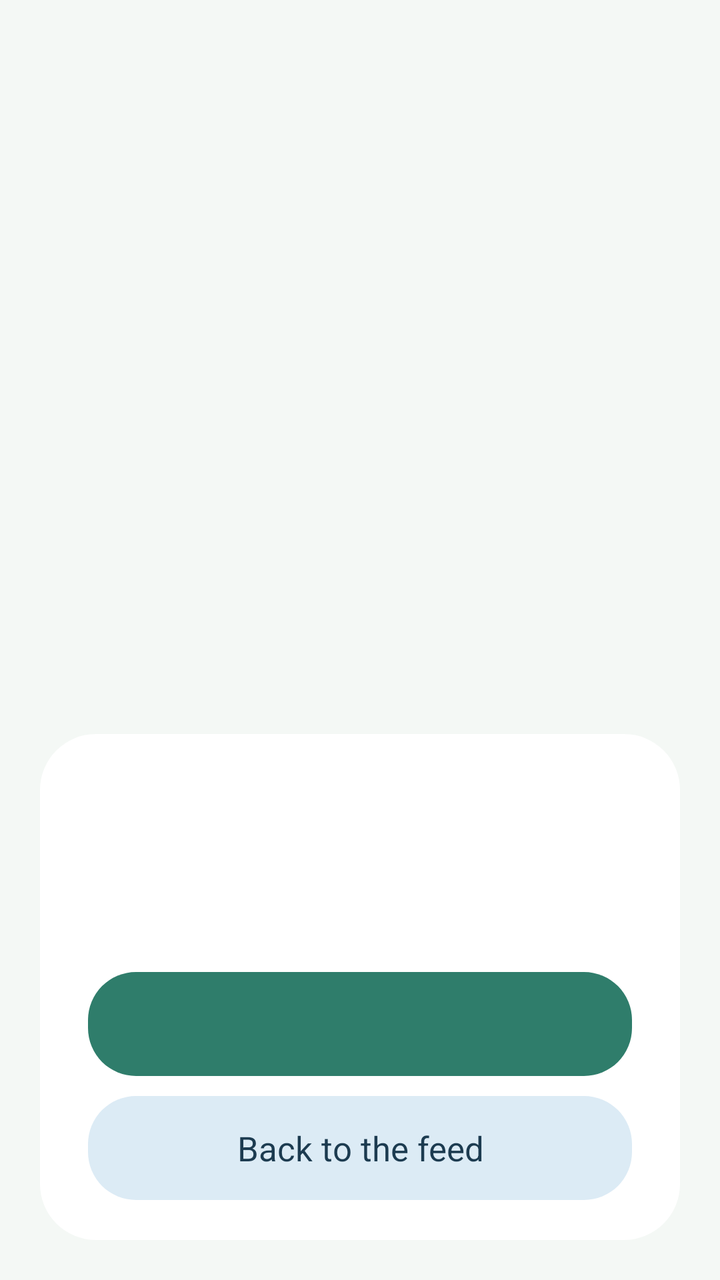
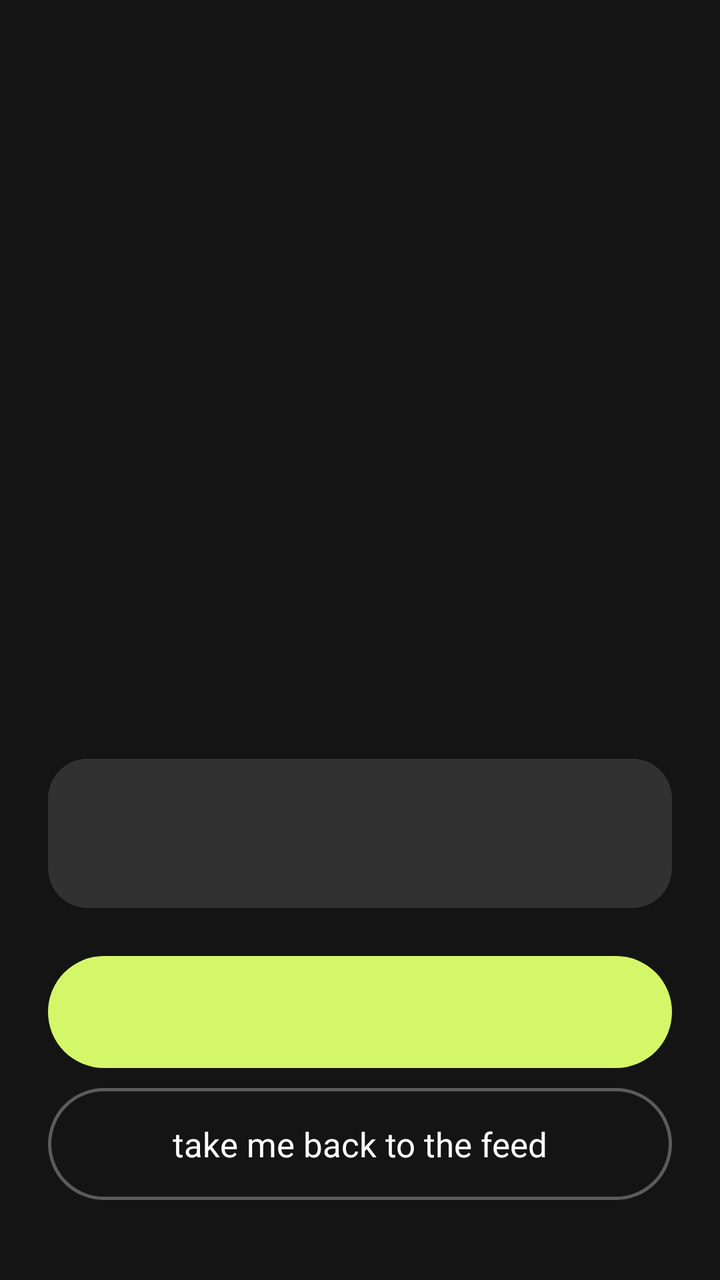

Before-and-after screenshots of an Android layout around one commit, followed by the original layout XML and the change that was made.
<!-- AndroidManifest.xml: application theme Theme.Pratyahara -->
<!-- res/layout/overlay_block.xml -->
<?xml version="1.0" encoding="utf-8"?>
<FrameLayout xmlns:android="http://schemas.android.com/apk/res/android"
    android:layout_width="match_parent"
    android:layout_height="match_parent"
    android:background="@color/surface"
    android:clickable="true"
    android:focusable="false">

    <LinearLayout
        android:id="@+id/card"
        android:layout_width="match_parent"
        android:layout_height="wrap_content"
        android:layout_gravity="bottom"
        android:layout_margin="20dp"
        android:background="@drawable/overlay_card"
        android:orientation="vertical"
        android:paddingStart="24dp"
        android:paddingTop="28dp"
        android:paddingEnd="24dp"
        android:paddingBottom="20dp">

        <TextView
            android:id="@+id/title"
            android:layout_width="match_parent"
            android:layout_height="wrap_content"
            android:textColor="@color/on_surface"
            android:textSize="24sp"
            android:textStyle="bold" />

        <TextView
            android:id="@+id/body"
            android:layout_width="match_parent"
            android:layout_height="wrap_content"
            android:layout_marginTop="12dp"
            android:lineSpacingMultiplier="1.15"
            android:textColor="@color/on_surface_muted"
            android:textSize="17sp" />

        <TextView
            android:id="@+id/primary"
            android:layout_width="match_parent"
            android:layout_height="wrap_content"
            android:layout_marginTop="24dp"
            android:background="@drawable/overlay_button_primary"
            android:gravity="center"
            android:minHeight="52dp"
            android:paddingStart="16dp"
            android:paddingEnd="16dp"
            android:textColor="@color/on_primary"
            android:textSize="17sp"
            android:textStyle="bold" />

        <TextView
            android:id="@+id/secondary"
            android:layout_width="match_parent"
            android:layout_height="wrap_content"
            android:layout_marginTop="10dp"
            android:background="@drawable/overlay_button_secondary"
            android:gravity="center"
            android:minHeight="52dp"
            android:text="@string/overlay_back"
            android:textColor="@color/on_secondary_container"
            android:textSize="17sp" />
    </LinearLayout>
</FrameLayout>
<!-- resources referenced by this layout -->
<resources>
  <color name="on_primary">#FFFFFF</color>
  <color name="on_secondary_container">#1C3B50</color>
  <color name="on_surface">#1B2B26</color>
  <color name="on_surface_muted">#4E615B</color>
  <color name="surface">#F4F8F5</color>
  <!-- drawable overlay_button_primary (drawable) -->
  <?xml version="1.0" encoding="utf-8"?>
  <shape xmlns:android="http://schemas.android.com/apk/res/android" android:shape="rectangle">
      <solid android:color="@color/primary" />
      <corners android:radius="24dp" />
  </shape>
  <!-- drawable overlay_button_secondary (drawable) -->
  <?xml version="1.0" encoding="utf-8"?>
  <shape xmlns:android="http://schemas.android.com/apk/res/android" android:shape="rectangle">
      <solid android:color="@color/secondary_container" />
      <corners android:radius="24dp" />
  </shape>
  <!-- drawable overlay_card (drawable) -->
  <?xml version="1.0" encoding="utf-8"?>
  <shape xmlns:android="http://schemas.android.com/apk/res/android" android:shape="rectangle">
      <solid android:color="@color/card" />
      <corners android:radius="28dp" />
  </shape>
  <string name="overlay_back">Back to the feed</string>
  <style name="Theme.Pratyahara" parent="android:Theme.Material.Light.NoActionBar">
          <item name="android:windowBackground">@color/surface</item>
          <item name="android:statusBarColor">@android:color/transparent</item>
          <item name="android:navigationBarColor">@android:color/transparent</item>
      </style>
  <color name="primary">#2F7D6B</color>
  <color name="secondary_container">#DCEBF5</color>
  <color name="card">#FFFFFF</color>
</resources>

<!-- the commit's change to res/layout/overlay_block.xml (unified diff, before → after) -->
@@ -2,7 +2,7 @@
 <FrameLayout xmlns:android="http://schemas.android.com/apk/res/android"
     android:layout_width="match_parent"
     android:layout_height="match_parent"
-    android:background="@color/surface"
+    android:background="@color/overlay_bg"
     android:clickable="true"
     android:focusable="false">
 
@@ -11,21 +11,28 @@
         android:layout_width="match_parent"
         android:layout_height="wrap_content"
         android:layout_gravity="bottom"
-        android:layout_margin="20dp"
-        android:background="@drawable/overlay_card"
         android:orientation="vertical"
         android:paddingStart="24dp"
-        android:paddingTop="28dp"
+        android:paddingTop="24dp"
         android:paddingEnd="24dp"
-        android:paddingBottom="20dp">
+        android:paddingBottom="40dp">
+
+        <TextView
+            android:id="@+id/emoji"
+            android:layout_width="wrap_content"
+            android:layout_height="wrap_content"
+            android:textSize="56sp" />
 
         <TextView
             android:id="@+id/title"
             android:layout_width="match_parent"
             android:layout_height="wrap_content"
-            android:textColor="@color/on_surface"
-            android:textSize="24sp"
-            android:textStyle="bold" />
+            android:layout_marginTop="12dp"
+            android:fontFamily="sans-serif-black"
+            android:letterSpacing="-0.02"
+            android:lineSpacingMultiplier="0.95"
+            android:textColor="@color/overlay_text"
+            android:textSize="32sp" />
 
         <TextView
             android:id="@+id/body"
@@ -33,8 +40,34 @@
             android:layout_height="wrap_content"
             android:layout_marginTop="12dp"
             android:lineSpacingMultiplier="1.15"
-            android:textColor="@color/on_surface_muted"
+            android:textColor="@color/overlay_text_muted"
             android:textSize="17sp" />
+
+        <LinearLayout
+            android:id="@+id/quote_card"
+            android:layout_width="match_parent"
+            android:layout_height="wrap_content"
+            android:layout_marginTop="24dp"
+            android:background="@drawable/overlay_quote"
+            android:orientation="vertical"
+            android:padding="16dp">
+
+            <TextView
+                android:id="@+id/quote"
+                android:layout_width="match_parent"
+                android:layout_height="wrap_content"
+                android:lineSpacingMultiplier="1.1"
+                android:textColor="@color/overlay_text"
+                android:textSize="15sp" />
+
+            <TextView
+                android:id="@+id/quote_source"
+                android:layout_width="match_parent"
+                android:layout_height="wrap_content"
+                android:layout_marginTop="6dp"
+                android:textColor="@color/lime"
+                android:textSize="12sp" />
+        </LinearLayout>
 
         <TextView
             android:id="@+id/primary"
@@ -42,11 +75,12 @@
             android:layout_height="wrap_content"
             android:layout_marginTop="24dp"
             android:background="@drawable/overlay_button_primary"
+            android:fontFamily="sans-serif-medium"
             android:gravity="center"
-            android:minHeight="52dp"
+            android:minHeight="56dp"
             android:paddingStart="16dp"
             android:paddingEnd="16dp"
-            android:textColor="@color/on_primary"
+            android:textColor="@color/on_lime"
             android:textSize="17sp"
             android:textStyle="bold" />
 
@@ -57,9 +91,9 @@
             android:layout_marginTop="10dp"
             android:background="@drawable/overlay_button_secondary"
             android:gravity="center"
-            android:minHeight="52dp"
+            android:minHeight="56dp"
             android:text="@string/overlay_back"
-            android:textColor="@color/on_secondary_container"
+            android:textColor="@color/overlay_text"
             android:textSize="17sp" />
     </LinearLayout>
 </FrameLayout>
<!-- resource entries referenced after the edit -->
@@ -1,36 +1,37 @@
 <!-- resources referenced by this layout -->
 <resources>
-  <color name="on_primary">#FFFFFF</color>
-  <color name="on_secondary_container">#1C3B50</color>
-  <color name="on_surface">#1B2B26</color>
-  <color name="on_surface_muted">#4E615B</color>
-  <color name="surface">#F4F8F5</color>
+  <color name="lime">#D4F76A</color>
+  <color name="on_lime">#141A00</color>
+  <color name="overlay_bg">#F70D0D0F</color>
+  <color name="overlay_text">#FFFFFFFF</color>
+  <color name="overlay_text_muted">#B3FFFFFF</color>
   <!-- drawable overlay_button_primary (drawable) -->
   <?xml version="1.0" encoding="utf-8"?>
   <shape xmlns:android="http://schemas.android.com/apk/res/android" android:shape="rectangle">
-      <solid android:color="@color/primary" />
-      <corners android:radius="24dp" />
+      <solid android:color="@color/lime" />
+      <corners android:radius="28dp" />
   </shape>
   <!-- drawable overlay_button_secondary (drawable) -->
   <?xml version="1.0" encoding="utf-8"?>
   <shape xmlns:android="http://schemas.android.com/apk/res/android" android:shape="rectangle">
-      <solid android:color="@color/secondary_container" />
-      <corners android:radius="24dp" />
+      <solid android:color="@android:color/transparent" />
+      <stroke android:width="1.5dp" android:color="@color/overlay_outline" />
+      <corners android:radius="28dp" />
   </shape>
-  <!-- drawable overlay_card (drawable) -->
+  <!-- drawable overlay_quote (drawable) -->
   <?xml version="1.0" encoding="utf-8"?>
   <shape xmlns:android="http://schemas.android.com/apk/res/android" android:shape="rectangle">
-      <solid android:color="@color/card" />
-      <corners android:radius="28dp" />
+      <solid android:color="@color/overlay_card" />
+      <corners android:radius="20dp" />
   </shape>
-  <string name="overlay_back">Back to the feed</string>
+  <string name="overlay_back">take me back to the feed</string>
   <style name="Theme.Pratyahara" parent="android:Theme.Material.Light.NoActionBar">
           <item name="android:windowBackground">@color/surface</item>
           <item name="android:statusBarColor">@android:color/transparent</item>
           <item name="android:navigationBarColor">@android:color/transparent</item>
       </style>
-  <color name="primary">#2F7D6B</color>
-  <color name="secondary_container">#DCEBF5</color>
-  <color name="card">#FFFFFF</color>
+  <color name="overlay_outline">#4DFFFFFF</color>
+  <color name="overlay_card">#1FFFFFFF</color>
+  <color name="surface">#F5F4EF</color>
 </resources>
 
